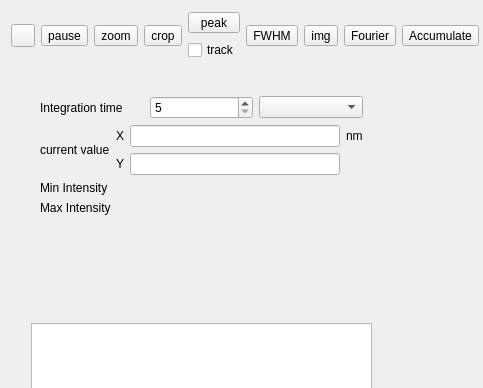
MRsoymilk/MySerial, file src/mode/FormEasy/formeasy.ui: the form before one commit; both pictures show x 0 to 483 and y 0 to 388 of the 1219 by 590 pixel window.
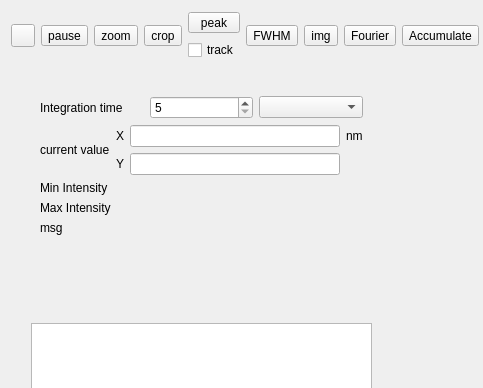
The form after the commit. Custom widgets are drawn as their Qt base class.

The edit to the form file:
```diff
--- a/src/mode/FormEasy/formeasy.ui
+++ b/src/mode/FormEasy/formeasy.ui
@@ -384,6 +384,13 @@
              </item>
             </layout>
            </item>
+           <item>
+            <widget class="QLabel" name="labelMsg">
+             <property name="text">
+              <string>msg</string>
+             </property>
+            </widget>
+           </item>
            <item>
             <spacer name="verticalSpacer">
              <property name="orientation">
```
